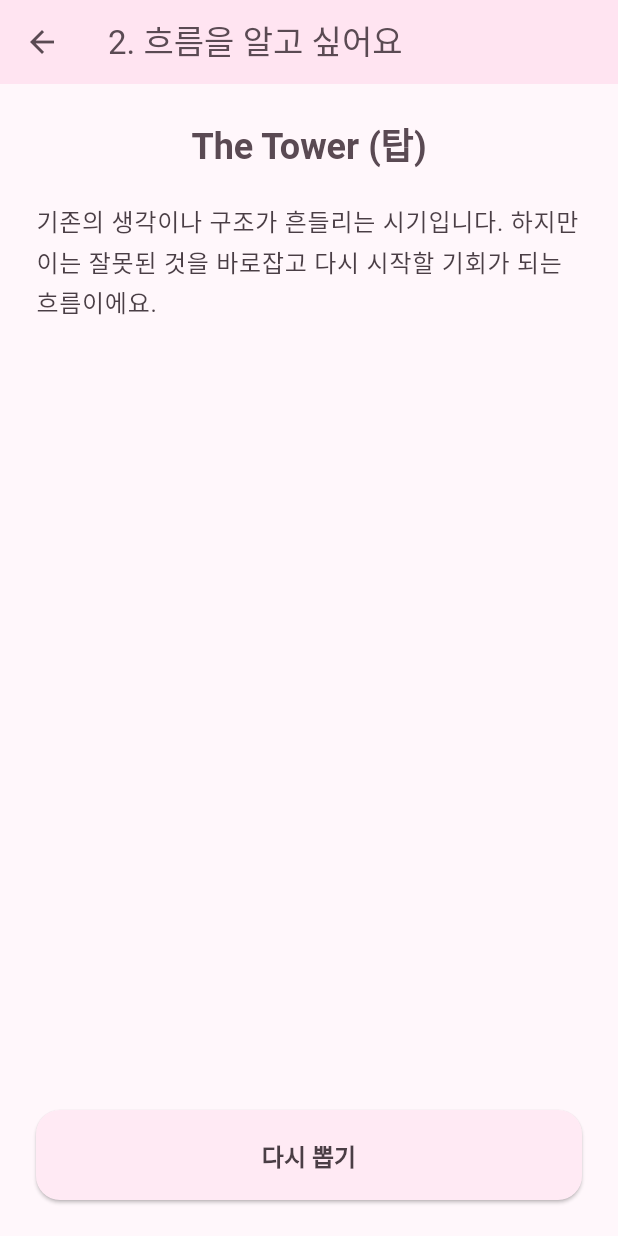
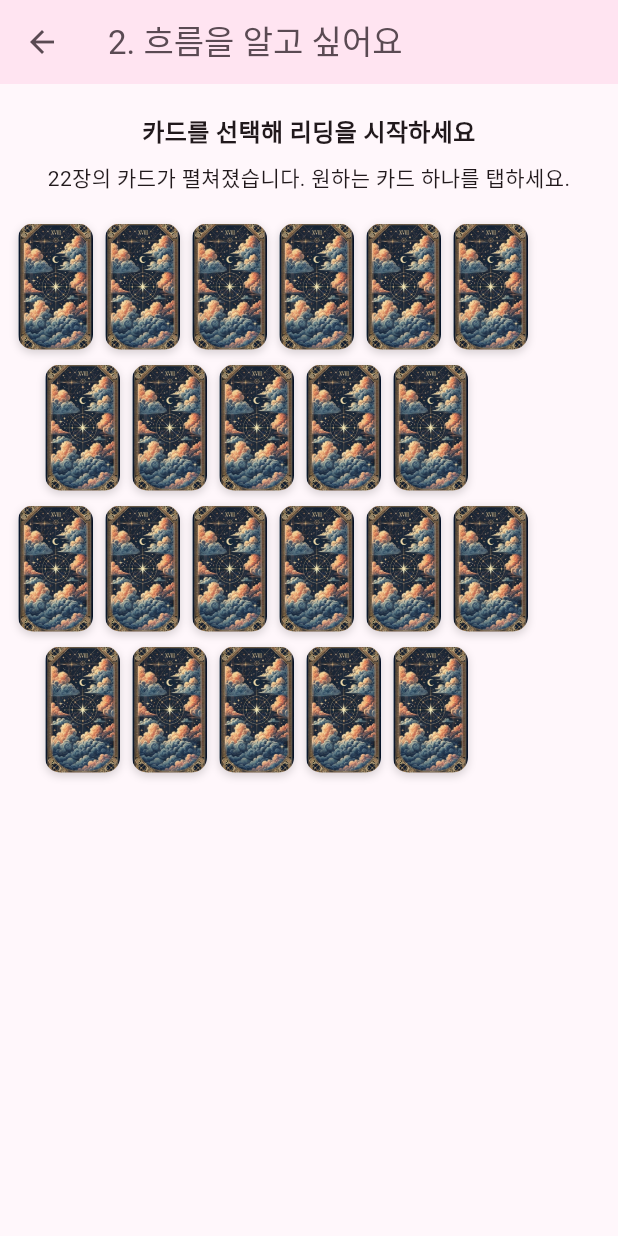
Before and after one commit to lenayoo/tarotdays, a Flutter app: the screen it shows after launch, after a tap on "2. 흐름을 알고 싶어요! (하나의 카드리딩)", on a phone screen of 412 x 824 dp. Run offline on Flutter 3.47's test engine with Material 3 defaults, Android fonts, the phone set to English and light mode, and no system bars.

```diff
--- a/lib/main.dart
+++ b/lib/main.dart
@@ -233,6 +233,7 @@ class _DirectAnswerPageState extends State<DirectAnswerPage> {
   final Random _random = Random();
   TarotCard? _yesCard;
   TarotCard? _noCard;
+  bool _isResultVisible = false;
 
   @override
   void initState() {
@@ -285,12 +286,26 @@ class _DirectAnswerPageState extends State<DirectAnswerPage> {
     });
   }
 
+  void _showResult() {
+    _pickCards();
+    setState(() {
+      _isResultVisible = true;
+    });
+  }
+
   @override
   Widget build(BuildContext context) {
     final yesCard = _yesCard;
     final noCard = _noCard;
     if (yesCard == null || noCard == null) {
       return const _ErrorPage(message: '카드 데이터를 찾지 못했습니다.');
+    }
+
+    if (!_isResultVisible) {
+      return Scaffold(
+        appBar: AppBar(title: const Text('1. 명확한 답 (Yes/No)')),
+        body: _TarotDeckSelection(onCardTap: _showResult),
+      );
     }
 
     return Scaffold(
@@ -386,6 +401,7 @@ class FlowReadingPage extends StatefulWidget {
 class _FlowReadingPageState extends State<FlowReadingPage> {
   final Random _random = Random();
   TarotCard? _card;
+  bool _isResultVisible = false;
 
   @override
   void initState() {
@@ -399,11 +415,25 @@ class _FlowReadingPageState extends State<FlowReadingPage> {
     });
   }
 
+  void _showResult() {
+    _pickCard();
+    setState(() {
+      _isResultVisible = true;
+    });
+  }
+
   @override
   Widget build(BuildContext context) {
     final card = _card;
     if (card == null) {
       return const _ErrorPage(message: '카드를 뽑지 못했습니다.');
+    }
+
+    if (!_isResultVisible) {
+      return Scaffold(
+        appBar: AppBar(title: const Text('2. 흐름을 알고 싶어요')),
+        body: _TarotDeckSelection(onCardTap: _showResult),
+      );
     }
 
     return Scaffold(
@@ -454,6 +484,7 @@ class ChoiceReadingPage extends StatefulWidget {
 class _ChoiceReadingPageState extends State<ChoiceReadingPage> {
   final Random _random = Random();
   List<TarotCard> _drawnCards = const <TarotCard>[];
+  bool _isResultVisible = false;
 
   @override
   void initState() {
@@ -475,6 +506,13 @@ class _ChoiceReadingPageState extends State<ChoiceReadingPage> {
     });
   }
 
+  void _showResult() {
+    _startReading();
+    setState(() {
+      _isResultVisible = true;
+    });
+  }
+
   @override
   Widget build(BuildContext context) {
     if (widget.cards.length < 3) {
@@ -484,6 +522,13 @@ class _ChoiceReadingPageState extends State<ChoiceReadingPage> {
     }
 
     const choices = ['A를 선택할 경우', 'B를 선택할 경우', 'C를 선택할 경우'];
+
+    if (!_isResultVisible) {
+      return Scaffold(
+        appBar: AppBar(title: const Text('3. 선택지 중 무엇이 좋을까요?')),
+        body: _TarotDeckSelection(onCardTap: _showResult),
+      );
+    }
 
     return Scaffold(
       appBar: AppBar(title: const Text('3. 선택지 중 무엇이 좋을까요?')),
@@ -546,6 +591,74 @@ class _ChoiceReadingPageState extends State<ChoiceReadingPage> {
   }
 }
 
+class _TarotDeckSelection extends StatelessWidget {
+  const _TarotDeckSelection({required this.onCardTap});
+
+  final VoidCallback onCardTap;
+
+  static const List<int> _rowPattern = <int>[6, 5, 6, 5];
+
+  @override
+  Widget build(BuildContext context) {
+    return SafeArea(
+      child: SingleChildScrollView(
+        padding: const EdgeInsets.symmetric(horizontal: 12, vertical: 20),
+        child: Column(
+          crossAxisAlignment: CrossAxisAlignment.stretch,
+          children: [
+            const Text(
+              '카드를 선택해 리딩을 시작하세요',
+              textAlign: TextAlign.center,
+              style: TextStyle(fontSize: 16, fontWeight: FontWeight.w700),
+            ),
+            const SizedBox(height: 8),
+            const Text(
+              '22장의 카드가 펼쳐졌습니다. 원하는 카드 하나를 탭하세요.',
+              textAlign: TextAlign.center,
+            ),
+            const SizedBox(height: 20),
+            for (int row = 0; row < _rowPattern.length; row++) ...[
+              Padding(
+                padding: EdgeInsets.only(left: row.isOdd ? 18 : 0),
+                child: Wrap(
+                  spacing: 8,
+                  runSpacing: 10,
+                  children: List<Widget>.generate(
+                    _rowPattern[row],
+                    (_) => GestureDetector(
+                      onTap: onCardTap,
+                      child: Container(
+                        width: 50,
+                        height: 84,
+                        decoration: BoxDecoration(
+                          borderRadius: BorderRadius.circular(10),
+                          boxShadow: const [
+                            BoxShadow(
+                              color: Color(0x29000000),
+                              blurRadius: 4,
+                              offset: Offset(0, 2),
+                            ),
+                          ],
+                        ),
+                        clipBehavior: Clip.antiAlias,
+                        child: Image.asset(
+                          'assets/imgs/taro_card_back.png',
+                          fit: BoxFit.cover,
+                        ),
+                      ),
+                    ),
+                  ),
+                ),
+              ),
+              if (row != _rowPattern.length - 1) const SizedBox(height: 10),
+            ],
+          ],
+        ),
+      ),
+    );
+  }
+}
+
 class _ErrorPage extends StatelessWidget {
   const _ErrorPage({required this.message});
 
--- a/pubspec.yaml
+++ b/pubspec.yaml
@@ -60,6 +60,7 @@ flutter:
 
   assets:
     - assets/taro_reading.json
+    - assets/imgs/
 
   # To add assets to your application, add an assets section, like this:
   # assets:
```
Also changed, not shown: assets/imgs/taro_card_back.png (added).
